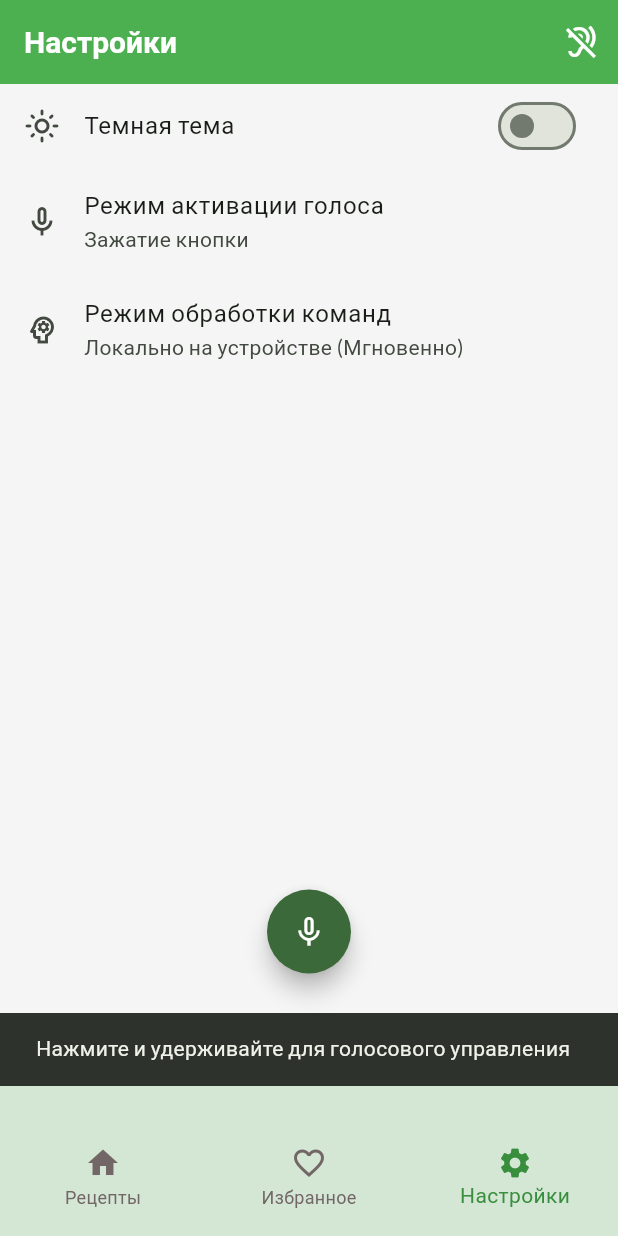
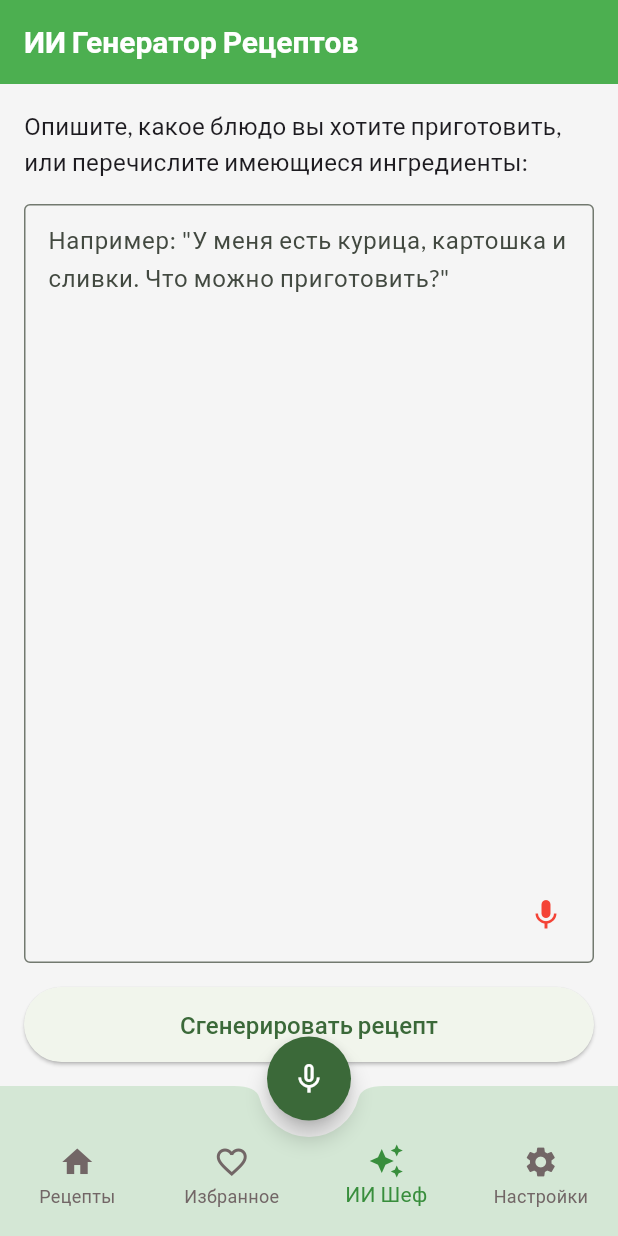
Before and after one commit to neekeetuh/smart_chef_ai_assistant, a Flutter app: the screen it shows after launch, item 3 of the bottom bar chosen, after a tap on the "mic none" icon, on a phone screen of 412 x 824 dp. Run offline on Flutter 3.47's test engine with Material 3 defaults, Android fonts, the phone set to English and light mode, and no system bars; our stand-ins replace audioplayers, auto_route, bloc_concurrency, cached_network_image, drift, equatable and 8 more; missing offline and left inert: gigachat_dart; accounts and stored records are empty; generated files the repository leaves out were written again; network calls fail.

Commit message:
feat(recipe_generator): implement AI recipe generation using GigaChat LLM
- Create `recipe_generator` feature with a Clean Architecture structure:
  - Add `AiRecipeGeneratorService` in `data/services/` to communicate with GigaChat and parse response into clean `Recipe` entities.
  - Implement `RecipeGeneratorPage` for custom prompts (text or voice input via Speech-to-Text).
  - Position microphone button in the bottom-right of the text area and ensure voice recording automatically stops upon recipe generation.
  - Implement `GeneratedRecipePreviewPage` to display structured recipe details with options to regenerate or save.
- Handle offline scenarios by catching network/API errors and displaying user-facing warning dialog.
- Integrate "ИИ Шеф" tab into `CoreNavigationBar` (located to the right of Favorites) and register new screens in `AppRouter`.
- Implement smooth 500ms database saving delay in `_saveRecipe()` to prevent "Recipe not found" rendering flickering.
- Guarantee target tab reset to Home ("Рецепты") upon saving a generated recipe using AutoRoute nested routing (`MainNavigationRoute(children: [HomeRoute()])`).
- Keep code clean with static analysis passing successfully.

```diff
--- a/lib/main.dart
+++ b/lib/main.dart
@@ -12,6 +12,7 @@ import 'package:smart_chef_ai_assistant/src/core/services/on_device_classificati
 import 'package:smart_chef_ai_assistant/src/core/services/smart_classification_service.dart';
 import 'package:smart_chef_ai_assistant/src/core/services/voice_service.dart';
 import 'package:smart_chef_ai_assistant/src/core/services/tts_service.dart';
+import 'package:smart_chef_ai_assistant/src/features/recipe_generator/data/services/ai_recipe_generator_service.dart';
 import 'package:smart_chef_ai_assistant/src/core/theme/app_theme.dart';
 import 'package:smart_chef_ai_assistant/src/core/theme/data/theme_data_source.dart';
 import 'package:smart_chef_ai_assistant/src/features/recipes/data/data_sources/drift_recipe_data_source.dart';
@@ -55,9 +56,10 @@ void main() async {
     onDeviceService: onDeviceService,
   );
   final ttsService = TtsService();
-
   // Обеспечиваем пред-инициализацию микрофона
   await voiceService.isReady;
+
+  final aiRecipeGeneratorService = AiRecipeGeneratorService();
 
   runApp(
     MyApp(
@@ -66,6 +68,7 @@ void main() async {
       ttsService: ttsService,
       recipeRepository: recipeRepository,
       database: database,
+      generatorService: aiRecipeGeneratorService,
     ),
   );
 }
@@ -76,6 +79,7 @@ class MyApp extends StatefulWidget {
   final TtsService ttsService;
   final RecipeRepository recipeRepository;
   final AppDatabase database;
+  final AiRecipeGeneratorService generatorService;
 
   const MyApp({
     super.key,
@@ -84,6 +88,7 @@ class MyApp extends StatefulWidget {
     required this.ttsService,
     required this.recipeRepository,
     required this.database,
+    required this.generatorService,
   });
 
   @override
@@ -124,6 +129,9 @@ class _MyAppState extends State<MyApp> {
           RepositoryProvider<RecipeRepository>(
             create: (_) => widget.recipeRepository,
           ),
+          RepositoryProvider<AiRecipeGeneratorService>.value(
+            value: widget.generatorService,
+          ),
           RepositoryProvider<TtsService>.value(value: widget.ttsService),
         ],
         child: MultiBlocProvider(
--- a/lib/src/core/common/presentation/main_navigation_page.dart
+++ b/lib/src/core/common/presentation/main_navigation_page.dart
@@ -17,7 +17,7 @@ class _MainNavigationPageState extends State<MainNavigationPage> {
   @override
   Widget build(BuildContext context) {
     return AutoTabsRouter(
-      routes: const [HomeRoute(), FavoritesRoute(), SettingsRoute()],
+      routes: const [HomeRoute(), FavoritesRoute(), RecipeGeneratorRoute(), SettingsRoute()],
       builder: (context, child) {
         final tabsRouter = AutoTabsRouter.of(context);
 
--- a/lib/src/core/common/presentation/widgets/core_navigation_bar.dart
+++ b/lib/src/core/common/presentation/widgets/core_navigation_bar.dart
@@ -39,6 +39,11 @@ class CoreNavigationBar extends StatelessWidget {
           ),
 
           BottomNavigationBarItem(
+            icon: Icon(Icons.auto_awesome),
+            label: 'ИИ Шеф',
+          ),
+
+          BottomNavigationBarItem(
             icon: Icon(Icons.settings),
             label: AppStrings.settingsTitle,
           ),
--- a/lib/src/core/navigation/app_router.dart
+++ b/lib/src/core/navigation/app_router.dart
@@ -6,6 +6,8 @@ import 'package:smart_chef_ai_assistant/src/features/recipes/presentation/favori
 import 'package:smart_chef_ai_assistant/src/features/recipes/presentation/home_page.dart';
 import 'package:smart_chef_ai_assistant/src/features/recipes/presentation/recipe_detail_page.dart';
 import 'package:smart_chef_ai_assistant/src/features/recipes/presentation/recipe_edit_page.dart';
+import 'package:smart_chef_ai_assistant/src/features/recipe_generator/presentation/pages/recipe_generator_page.dart';
+import 'package:smart_chef_ai_assistant/src/features/recipe_generator/presentation/pages/generated_recipe_preview_page.dart';
 import 'package:smart_chef_ai_assistant/src/features/settings/presentation/settings_page.dart';
 
 import 'package:smart_chef_ai_assistant/src/core/common/presentation/root_shell_page.dart';
@@ -30,12 +32,14 @@ class AppRouter extends RootStackRouter {
           children: [
             AutoRoute(page: HomeRoute.page, path: 'home'),
             AutoRoute(page: FavoritesRoute.page, path: 'favorites'),
+            AutoRoute(page: RecipeGeneratorRoute.page, path: 'generator'),
             AutoRoute(page: SettingsRoute.page, path: 'settings'),
           ],
         ),
         // Экран Деталей теперь соседний в RootShell, открывается "поверх" MainNavigation
         AutoRoute(page: RecipeDetailRoute.page, path: 'recipe/:recipeId'),
         AutoRoute(page: RecipeEditRoute.page, path: 'recipe-edit'),
+        AutoRoute(page: GeneratedRecipePreviewRoute.page, path: 'recipe-preview'),
       ],
     ),
   ];
--- /dev/null
+++ b/lib/src/features/recipe_generator/presentation/pages/recipe_generator_page.dart
@@ -0,0 +1,158 @@
+import 'dart:async';
+import 'package:auto_route/auto_route.dart';
+import 'package:flutter/material.dart';
+import 'package:flutter_bloc/flutter_bloc.dart';
+import 'package:smart_chef_ai_assistant/src/core/navigation/app_router.dart';
+import 'package:smart_chef_ai_assistant/src/features/recipe_generator/data/services/ai_recipe_generator_service.dart';
+import 'package:speech_to_text/speech_to_text.dart';
+
+@RoutePage()
+class RecipeGeneratorPage extends StatefulWidget {
+  const RecipeGeneratorPage({super.key});
+
+  @override
+  State<RecipeGeneratorPage> createState() => _RecipeGeneratorPageState();
+}
+
+class _RecipeGeneratorPageState extends State<RecipeGeneratorPage> {
+  final TextEditingController _promptController = TextEditingController();
+  final SpeechToText _speechToText = SpeechToText();
+  bool _isListening = false;
+  bool _isLoading = false;
+
+  @override
+  void initState() {
+    super.initState();
+    _speechToText.initialize();
+  }
+
+  @override
+  void dispose() {
+    _promptController.dispose();
+    super.dispose();
+  }
+
+  void _listen() async {
+    if (!_isListening) {
+      bool available = await _speechToText.initialize();
+      if (available) {
+        setState(() => _isListening = true);
+        _speechToText.listen(
+          onResult: (val) => setState(() {
+            _promptController.text = val.recognizedWords;
+          }),
+        );
+      }
+    } else {
+      setState(() => _isListening = false);
+      _speechToText.stop();
+    }
+  }
+
+  Future<void> _generateRecipe() async {
+    if (_promptController.text.trim().isEmpty) return;
+
+    if (_isListening) {
+      _speechToText.stop();
+      setState(() => _isListening = false);
+    }
+
+    setState(() => _isLoading = true);
+
+    try {
+      final generator = context.read<AiRecipeGeneratorService>();
+      final generatedRecipe = await generator.generateRecipe(_promptController.text.trim());
+
+      setState(() => _isLoading = false);
+
+      if (generatedRecipe != null && mounted) {
+        context.router.push(GeneratedRecipePreviewRoute(
+          recipe: generatedRecipe,
+          prompt: _promptController.text.trim(),
+        ));
+      }
+    } catch (e) {
+      setState(() => _isLoading = false);
+      if (mounted) {
+        showDialog(
+          context: context,
+          builder: (context) => AlertDialog(
+            title: const Text('Ошибка генерации'),
+            content: const Text('Эта функция требует стабильного подключения к интернету. Проверьте соединение и попробуйте снова.'),
+            actions: [
+              TextButton(
+                onPressed: () => Navigator.pop(context),
+                child: const Text('ОК'),
+              )
+            ],
+          )
+        );
+      }
+    }
+  }
+
+  @override
+  Widget build(BuildContext context) {
+    return Scaffold(
+      appBar: AppBar(
+        title: const Text('ИИ Генератор Рецептов'),
+      ),
+      body: Padding(
+        padding: const EdgeInsets.all(16.0),
+        child: Column(
+          children: [
+            const Text(
+              'Опишите, какое блюдо вы хотите приготовить, или перечислите имеющиеся ингредиенты:',
+              style: TextStyle(fontSize: 16),
+            ),
+            const SizedBox(height: 16),
+            Expanded(
+              child: Stack(
+                children: [
+                  TextField(
+                    controller: _promptController,
+                    maxLines: null,
+                    expands: true,
+                    textAlignVertical: TextAlignVertical.top,
+                    decoration: const InputDecoration(
+                      hintText: 'Например: "У меня есть курица, картошка и сливки. Что можно приготовить?"',
+                      border: OutlineInputBorder(),
+                      contentPadding: EdgeInsets.only(
+                        left: 12,
+                        right: 12,
+                        top: 12,
+                        bottom: 48,
+                      ),
+                    ),
+                  ),
+                  Positioned(
+                    right: 8,
+                    bottom: 8,
+                    child: IconButton(
+                      icon: Icon(
+                        _isListening ? Icons.mic : Icons.mic_none,
+                        color: _isListening ? Colors.red : null,
+                      ),
+                      onPressed: _listen,
+                    ),
+                  ),
+                ],
+              ),
+            ),
+            const SizedBox(height: 16),
+            SizedBox(
+              width: double.infinity,
+              height: 50,
+              child: ElevatedButton(
+                onPressed: _isLoading ? null : _generateRecipe,
+                child: _isLoading
+                    ? const CircularProgressIndicator(color: Colors.white)
+                    : const Text('Сгенерировать рецепт', style: TextStyle(fontSize: 16)),
+              ),
+            ),
+          ],
+        ),
+      ),
+    );
+  }
+}
```
Also changed, not shown: lib/src/features/recipe_generator/data/services/ai_recipe_generator_service.dart (added, +100 -0 lines), lib/src/features/recipe_generator/presentation/pages/generated_recipe_preview_page.dart (added, +169 -0 lines), lib/src/core/navigation/app_router.gr.dart, pubspec.lock.
